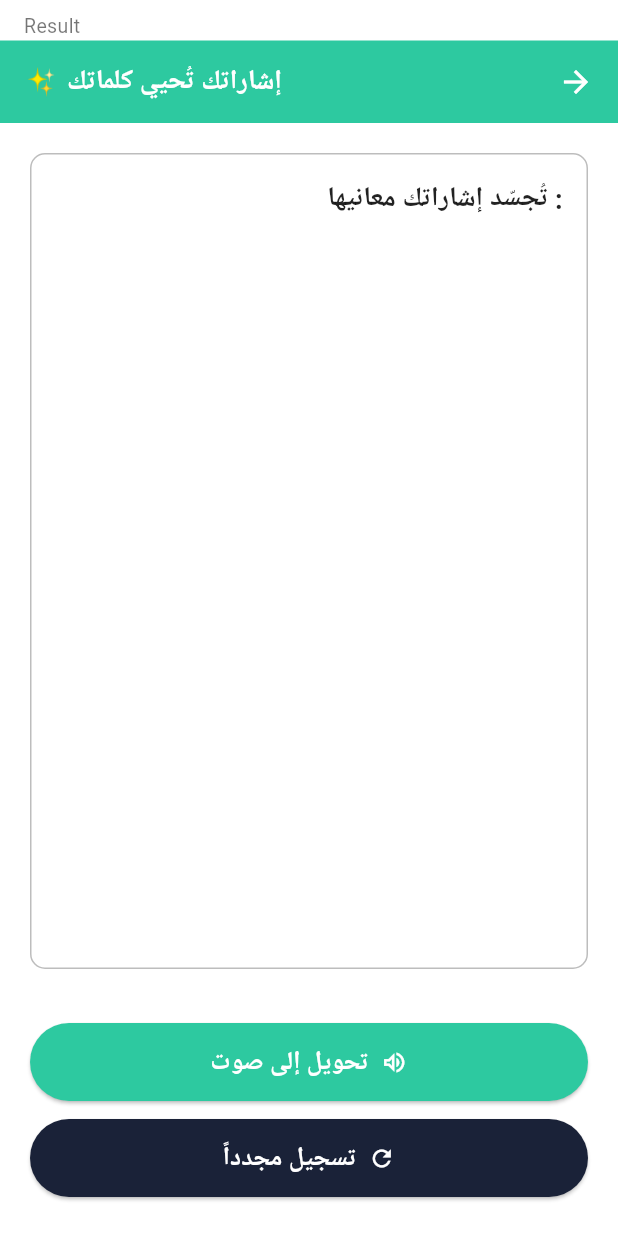
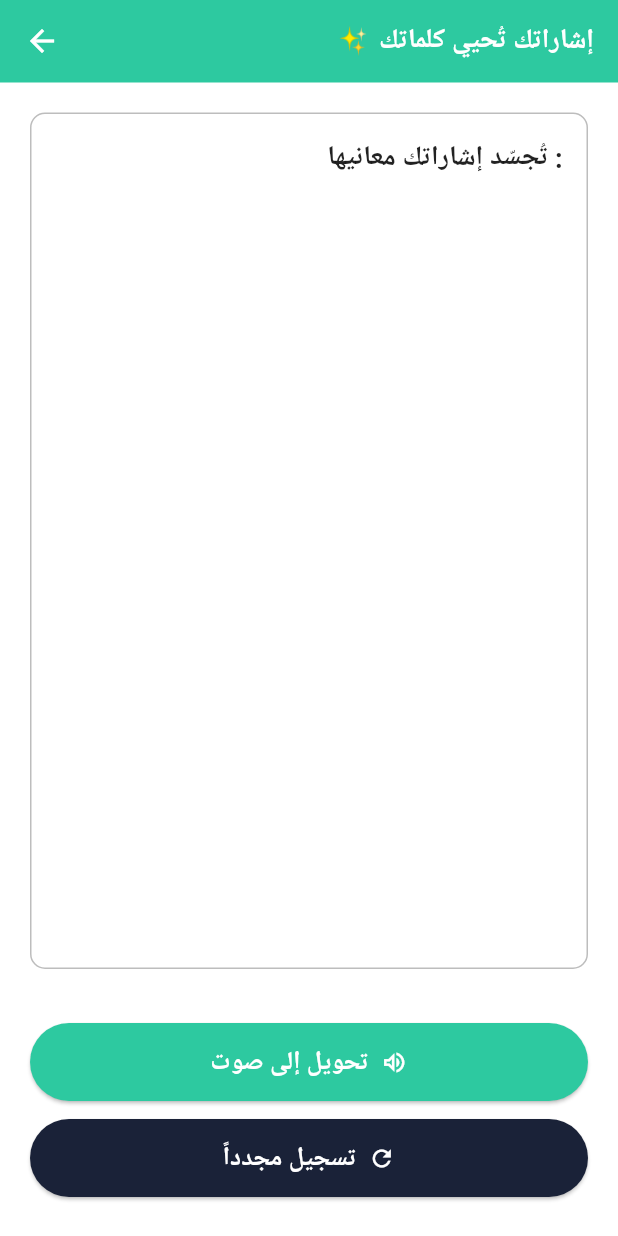
Before and after one commit to EyaHaddad/tsl-mobile-app, a Flutter app: the ResultScreen screen opened by its route, on a phone screen of 412 x 824 dp. Run offline on Flutter 3.47's test engine with Material 3 defaults, Android fonts, the light colour scheme and no system bars; our stand-ins replace camera, flutter_svg, freezed_annotation, shared_preferences; accounts and stored records are empty.

Commit message:
refactor: simplify ResultScreen layout and update back navigation

```diff
--- a/lib/features/recognition/screens/result_screen.dart
+++ b/lib/features/recognition/screens/result_screen.dart
@@ -1,5 +1,4 @@
 import 'package:flutter/material.dart';
-import 'package:tsl_mobile_app/core/routes/transition_routes.dart';
 
 class ResultScreen extends StatefulWidget {
   const ResultScreen({super.key});
@@ -16,17 +15,6 @@ class _ResultScreenState extends State<ResultScreen> {
       body: SafeArea(
         child: Column(
           children: [
-            // "Result" label
-            const Align(
-              alignment: Alignment.centerLeft,
-              child: Padding(
-                padding: EdgeInsets.only(left: 16, top: 8),
-                child: Text(
-                  'Result',
-                  style: TextStyle(fontSize: 13, color: Colors.black54),
-                ),
-              ),
-            ),
             // Top Bar (green)
             Container(
               width: double.infinity,
@@ -35,15 +23,6 @@ class _ResultScreenState extends State<ResultScreen> {
               child: Row(
                 mainAxisAlignment: MainAxisAlignment.spaceBetween,
                 children: [
-                  // Back arrow
-                  GestureDetector(
-                    onTap: () => Navigator.pop(context),
-                    child: const Icon(
-                      Icons.arrow_back,
-                      color: Colors.white,
-                      size: 24,
-                    ),
-                  ),
                   // Title + emoji
                   const Row(
                     children: [
@@ -58,6 +37,17 @@ class _ResultScreenState extends State<ResultScreen> {
                       SizedBox(width: 6),
                       Text('✨', style: TextStyle(fontSize: 18)),
                     ],
+                  ),
+                  // Back arrow (to Home)
+                  GestureDetector(
+                    onTap: () => Navigator.of(
+                      context,
+                    ).popUntil((route) => route.isFirst),
+                    child: const Icon(
+                      Icons.arrow_forward,
+                      color: Colors.white,
+                      size: 24,
+                    ),
                   ),
                 ],
               ),
@@ -126,10 +116,7 @@ class _ResultScreenState extends State<ResultScreen> {
                     height: 52,
                     child: ElevatedButton.icon(
                       onPressed: () => Navigator.pop(context),
-                      icon: const Icon(
-                        Icons.refresh,
-                        color: Colors.white,
-                      ),
+                      icon: const Icon(Icons.refresh, color: Colors.white),
                       label: const Text(
                         'تسجيل مجدداً',
                         style: TextStyle(
```
